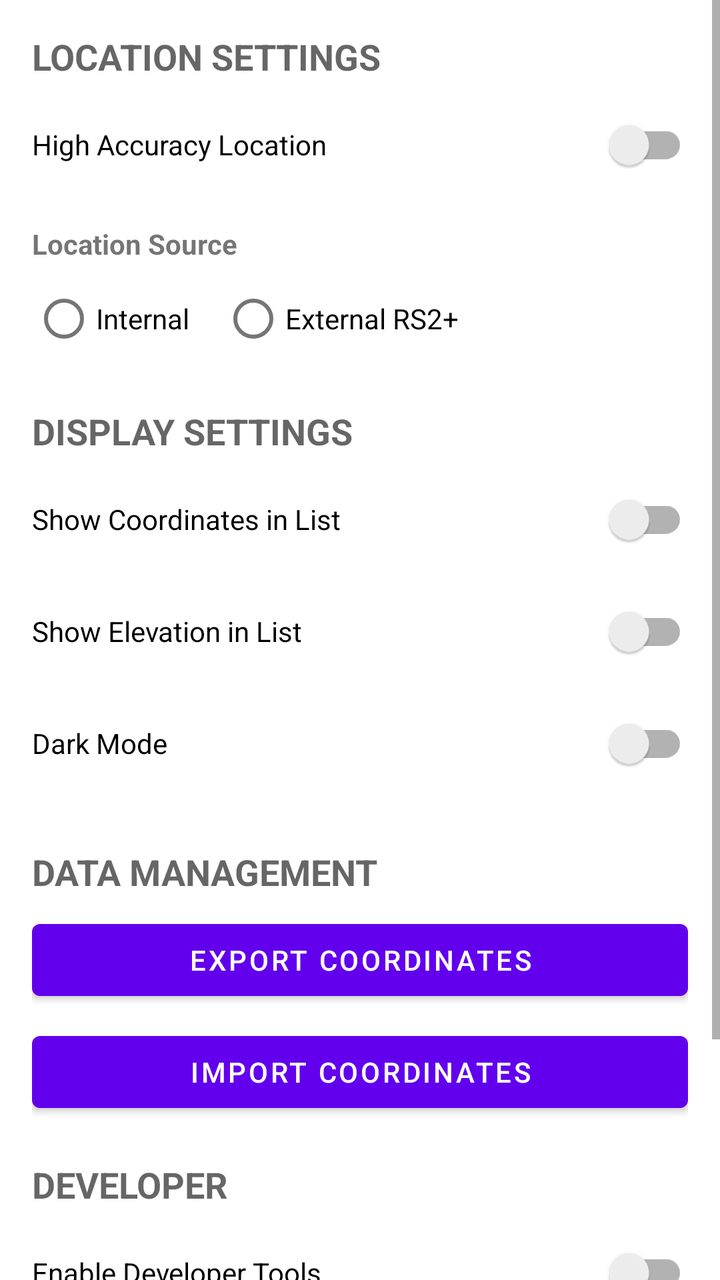
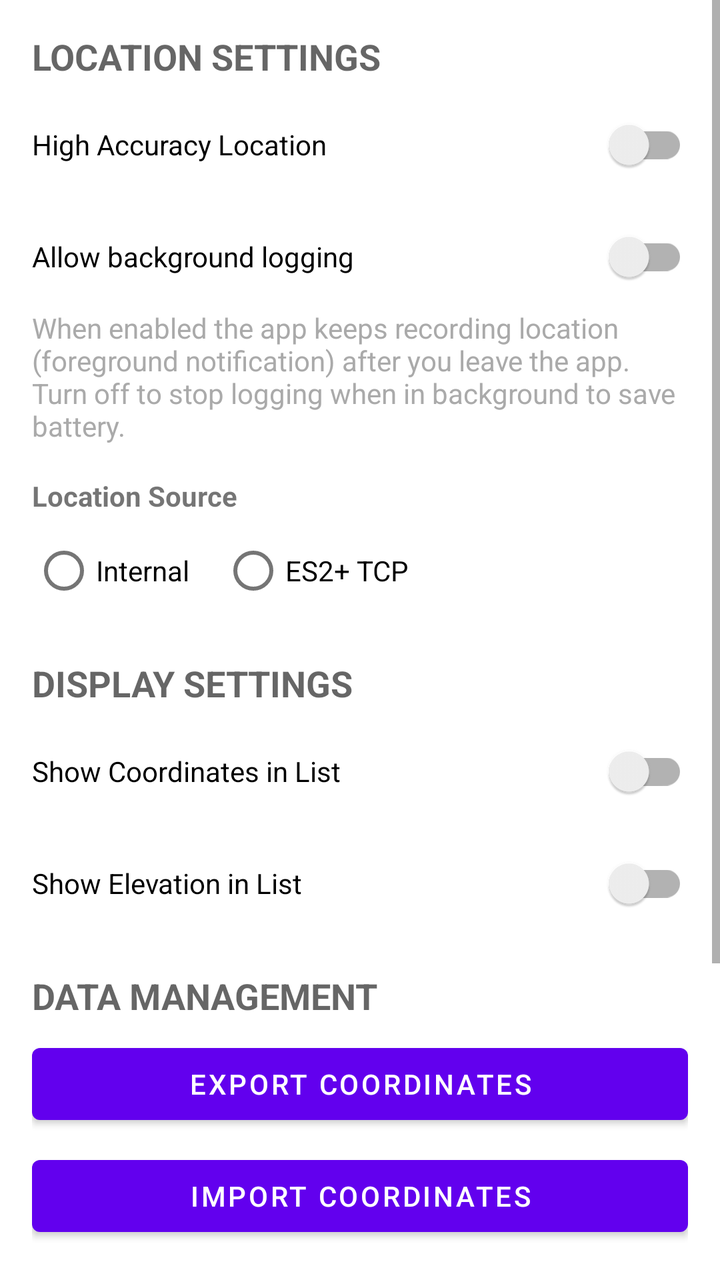

The first picture is an Android layout as it rendered before a commit; the second is the same layout after the commit. The layout source and the unified diff follow.
<!-- AndroidManifest.xml: application theme Theme.SurveyingApp -->
<!-- res/layout/fragment_settings.xml -->
<?xml version="1.0" encoding="utf-8"?>
<ScrollView xmlns:android="http://schemas.android.com/apk/res/android"
    android:layout_width="match_parent"
    android:layout_height="match_parent"
    android:fillViewport="true"
    android:fadeScrollbars="false">

    <LinearLayout
        android:layout_width="match_parent"
        android:layout_height="wrap_content"
        android:orientation="vertical"
        android:padding="16dp">

        <TextView
            android:layout_width="match_parent"
            android:layout_height="wrap_content"
            android:text="Location Settings"
            android:textAppearance="@style/TextAppearance.AppCompat.Medium"
            android:textStyle="bold"
            android:textAllCaps="true"
            android:textSize="18sp"
            android:paddingBottom="8dp" />

        <androidx.appcompat.widget.SwitchCompat
            android:id="@+id/switch_high_accuracy"
            android:layout_width="match_parent"
            android:layout_height="wrap_content"
            android:text="High Accuracy Location"
            android:layout_marginBottom="16dp" />

        
        <TextView
            android:layout_width="match_parent"
            android:layout_height="wrap_content"
            android:text="Location Source"
            android:textStyle="bold"
            android:paddingBottom="4dp" />

        <RadioGroup
            android:id="@+id/radio_location_source"
            android:layout_width="match_parent"
            android:layout_height="wrap_content"
            android:orientation="horizontal"
            android:layout_marginBottom="8dp">
            <RadioButton
                android:id="@+id/radio_internal"
                android:layout_width="wrap_content"
                android:layout_height="wrap_content"
                android:text="Internal" />
            <RadioButton
                android:id="@+id/radio_external"
                android:layout_width="wrap_content"
                android:layout_height="wrap_content"
                android:text="External RS2+"
                android:layout_marginStart="16dp" />
        </RadioGroup>

        <LinearLayout
            android:id="@+id/group_external_config"
            android:layout_width="match_parent"
            android:layout_height="wrap_content"
            android:orientation="vertical"
            android:visibility="gone"
            android:padding="8dp"
            android:background="#10111111"
            android:layout_marginBottom="16dp">

            <TextView
                android:layout_width="wrap_content"
                android:layout_height="wrap_content"
                android:text="Connection Type" />

            <Spinner
                android:id="@+id/spinner_conn_type"
                android:layout_width="match_parent"
                android:layout_height="wrap_content"
                android:layout_marginBottom="8dp" />

            
            <LinearLayout
                android:id="@+id/group_bt"
                android:layout_width="match_parent"
                android:layout_height="wrap_content"
                android:orientation="horizontal"
                android:layout_marginBottom="8dp">

                <Button
                    android:id="@+id/btn_pick_bt"
                    android:layout_width="wrap_content"
                    android:layout_height="wrap_content"
                    android:text="Pick Device" />

                <TextView
                    android:id="@+id/text_bt_selected"
                    android:layout_width="wrap_content"
                    android:layout_height="wrap_content"
                    android:layout_marginStart="12dp"
                    android:text="None" />
            </LinearLayout>

            
            <LinearLayout
                android:id="@+id/group_tcp"
                android:layout_width="match_parent"
                android:layout_height="wrap_content"
                android:orientation="horizontal"
                android:layout_marginBottom="8dp"
                android:visibility="gone">

                <EditText
                    android:id="@+id/edit_tcp_host"
                    android:layout_width="0dp"
                    android:layout_height="wrap_content"
                    android:layout_weight="1"
                    android:hint="Host" />

                <EditText
                    android:id="@+id/edit_tcp_port"
                    android:layout_width="80dp"
                    android:layout_height="wrap_content"
                    android:hint="Port"
                    android:inputType="number" />
            </LinearLayout>

            <LinearLayout
                android:layout_width="match_parent"
                android:layout_height="wrap_content"
                android:orientation="horizontal"
                android:layout_marginBottom="8dp">

                <Button
                    android:id="@+id/btn_test_nmea"
                    android:layout_width="wrap_content"
                    android:layout_height="wrap_content"
                    android:text="Test Connection" />

                <Button
                    android:id="@+id/btn_save_external"
                    android:layout_width="wrap_content"
                    android:layout_height="wrap_content"
                    android:text="Save"
                    android:layout_marginStart="12dp" />
            </LinearLayout>

            <TextView
                android:id="@+id/text_nmea_preview"
                android:layout_width="match_parent"
                android:layout_height="wrap_content"
                android:text=""
                android:textAppearance="@style/TextAppearance.AppCompat.Small"
                android:padding="4dp"
                android:background="#08000000" />
        </LinearLayout>

        <TextView
            android:layout_width="match_parent"
            android:layout_height="wrap_content"
            android:text="Display Settings"
            android:textAppearance="@style/TextAppearance.AppCompat.Medium"
            android:textStyle="bold"
            android:textAllCaps="true"
            android:textSize="18sp"
            android:layout_marginTop="12dp"
            android:paddingBottom="8dp" />

        <androidx.appcompat.widget.SwitchCompat
            android:id="@+id/switch_show_coordinates"
            android:layout_width="match_parent"
            android:layout_height="wrap_content"
            android:text="Show Coordinates in List"
            android:layout_marginBottom="8dp" />

        <androidx.appcompat.widget.SwitchCompat
            android:id="@+id/switch_show_elevation"
            android:layout_width="match_parent"
            android:layout_height="wrap_content"
            android:text="Show Elevation in List"
            android:layout_marginBottom="8dp" />

        <androidx.appcompat.widget.SwitchCompat
            android:id="@+id/switch_dark_mode"
            android:layout_width="match_parent"
            android:layout_height="wrap_content"
            android:text="Dark Mode"
            android:layout_marginBottom="16dp" />

        <TextView
            android:layout_width="match_parent"
            android:layout_height="wrap_content"
            android:text="Data Management"
            android:textAppearance="@style/TextAppearance.AppCompat.Medium"
            android:textStyle="bold"
            android:textAllCaps="true"
            android:textSize="18sp"
            android:layout_marginTop="12dp"
            android:paddingBottom="8dp" />

        <Button
            android:id="@+id/btn_export_coordinates"
            android:layout_width="match_parent"
            android:layout_height="wrap_content"
            android:text="Export Coordinates"
            android:layout_marginBottom="8dp" />

        <Button
            android:id="@+id/btn_import_coordinates"
            android:layout_width="match_parent"
            android:layout_height="wrap_content"
            android:text="Import Coordinates"
            android:layout_marginBottom="8dp" />

        
        <LinearLayout
            android:id="@+id/import_progress_container"
            android:layout_width="match_parent"
            android:layout_height="wrap_content"
            android:orientation="vertical"
            android:visibility="gone"
            android:padding="8dp"
            android:background="@android:color/background_light"
            android:layout_marginBottom="16dp">

            <ProgressBar
                android:id="@+id/progress_import"
                style="@android:style/Widget.ProgressBar.Horizontal"
                android:layout_width="match_parent"
                android:layout_height="wrap_content"
                android:max="100"
                android:progress="0" />

            <TextView
                android:id="@+id/text_import_progress"
                android:layout_width="match_parent"
                android:layout_height="wrap_content"
                android:text="Import progress"
                android:textAppearance="@style/TextAppearance.AppCompat.Small"
                android:paddingTop="4dp"
                android:layout_marginBottom="8dp" />

            <Button
                android:id="@+id/btn_cancel_import"
                android:layout_width="match_parent"
                android:layout_height="wrap_content"
                android:text="Cancel Import" />
        </LinearLayout>

        <TextView
            android:layout_width="match_parent"
            android:layout_height="wrap_content"
            android:text="Developer"
            android:textAppearance="@style/TextAppearance.AppCompat.Medium"
            android:textStyle="bold"
            android:textAllCaps="true"
            android:textSize="18sp"
            android:layout_marginTop="12dp"
            android:paddingBottom="8dp" />

        <androidx.appcompat.widget.SwitchCompat
            android:id="@+id/switch_dev_tools"
            android:layout_width="match_parent"
            android:layout_height="wrap_content"
            android:text="Enable Developer Tools"
            android:layout_marginBottom="16dp" />

        <TextView
            android:layout_width="match_parent"
            android:layout_height="wrap_content"
            android:text="About"
            android:textAppearance="@style/TextAppearance.AppCompat.Medium"
            android:textStyle="bold"
            android:textAllCaps="true"
            android:textSize="18sp"
            android:layout_marginTop="12dp"
            android:paddingBottom="8dp" />

        <TextView
            android:layout_width="match_parent"
            android:layout_height="wrap_content"
            android:text="Surveying App v1.0\nA simple app for collecting survey points with location data."
            android:textAppearance="@style/TextAppearance.AppCompat.Small"
            android:textColor="@android:color/darker_gray" />

    </LinearLayout>
</ScrollView>
<!-- resources referenced by this layout -->
<resources>
  <style name="Theme.SurveyingApp" parent="Theme.MaterialComponents.DayNight.DarkActionBar">
          
          <item name="colorPrimary">@color/purple_500</item>
          <item name="colorPrimaryVariant">@color/purple_700</item>
          <item name="colorOnPrimary">@color/white</item>
          
          <item name="colorSecondary">@color/teal_200</item>
          <item name="colorSecondaryVariant">@color/teal_700</item>
          <item name="colorOnSecondary">@color/black</item>
          
          <item name="android:statusBarColor">?attr/colorPrimaryVariant</item>
          
      </style>
  <color name="purple_500">#FF6200EE</color>
  <color name="purple_700">#FF3700B3</color>
  <color name="white">#FFFFFFFF</color>
  <color name="teal_200">#FF03DAC5</color>
  <color name="teal_700">#FF018786</color>
  <color name="black">#FF000000</color>
</resources>

<!-- the commit's change to res/layout/fragment_settings.xml (unified diff, before → after) -->
@@ -26,6 +26,22 @@
             android:layout_width="match_parent"
             android:layout_height="wrap_content"
             android:text="High Accuracy Location"
+            android:layout_marginBottom="8dp" />
+
+        <androidx.appcompat.widget.SwitchCompat
+            android:id="@+id/switch_allow_bg_logging"
+            android:layout_width="match_parent"
+            android:layout_height="wrap_content"
+            android:text="Allow background logging"
+            android:layout_marginBottom="2dp" />
+
+        <TextView
+            android:id="@+id/text_allow_bg_logging_desc"
+            android:layout_width="match_parent"
+            android:layout_height="wrap_content"
+            android:text="When enabled the app keeps recording location (foreground notification) after you leave the app. Turn off to stop logging when in background to save battery."
+            android:textAppearance="@style/TextAppearance.AppCompat.Small"
+            android:textColor="@android:color/darker_gray"
             android:layout_marginBottom="16dp" />
 
         
@@ -48,10 +64,10 @@
                 android:layout_height="wrap_content"
                 android:text="Internal" />
             <RadioButton
-                android:id="@+id/radio_external"
+                android:id="@+id/radio_es2_tcp"
                 android:layout_width="wrap_content"
                 android:layout_height="wrap_content"
-                android:text="External RS2+"
+                android:text="ES2+ TCP"
                 android:layout_marginStart="16dp" />
         </RadioGroup>
 
@@ -78,28 +94,6 @@
 
             
             <LinearLayout
-                android:id="@+id/group_bt"
-                android:layout_width="match_parent"
-                android:layout_height="wrap_content"
-                android:orientation="horizontal"
-                android:layout_marginBottom="8dp">
-
-                <Button
-                    android:id="@+id/btn_pick_bt"
-                    android:layout_width="wrap_content"
-                    android:layout_height="wrap_content"
-                    android:text="Pick Device" />
-
-                <TextView
-                    android:id="@+id/text_bt_selected"
-                    android:layout_width="wrap_content"
-                    android:layout_height="wrap_content"
-                    android:layout_marginStart="12dp"
-                    android:text="None" />
-            </LinearLayout>
-
-            
-            <LinearLayout
                 android:id="@+id/group_tcp"
                 android:layout_width="match_parent"
                 android:layout_height="wrap_content"
@@ -177,13 +171,6 @@
             android:text="Show Elevation in List"
             android:layout_marginBottom="8dp" />
 
-        <androidx.appcompat.widget.SwitchCompat
-            android:id="@+id/switch_dark_mode"
-            android:layout_width="match_parent"
-            android:layout_height="wrap_content"
-            android:text="Dark Mode"
-            android:layout_marginBottom="16dp" />
-
         <TextView
             android:layout_width="match_parent"
             android:layout_height="wrap_content"
